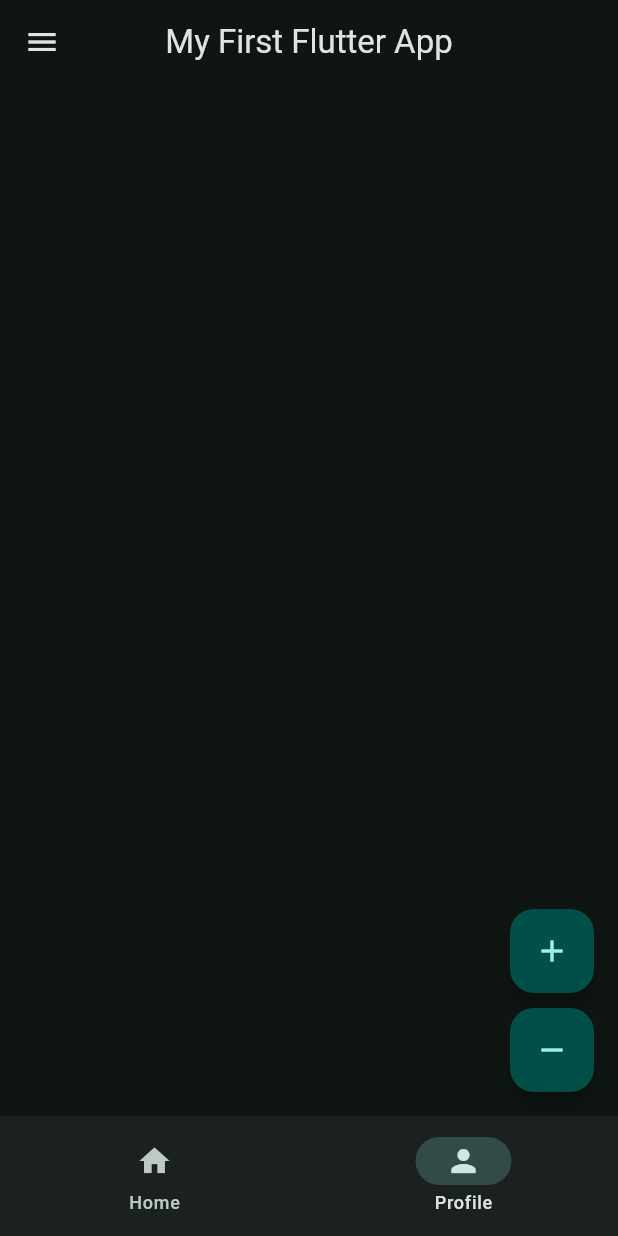
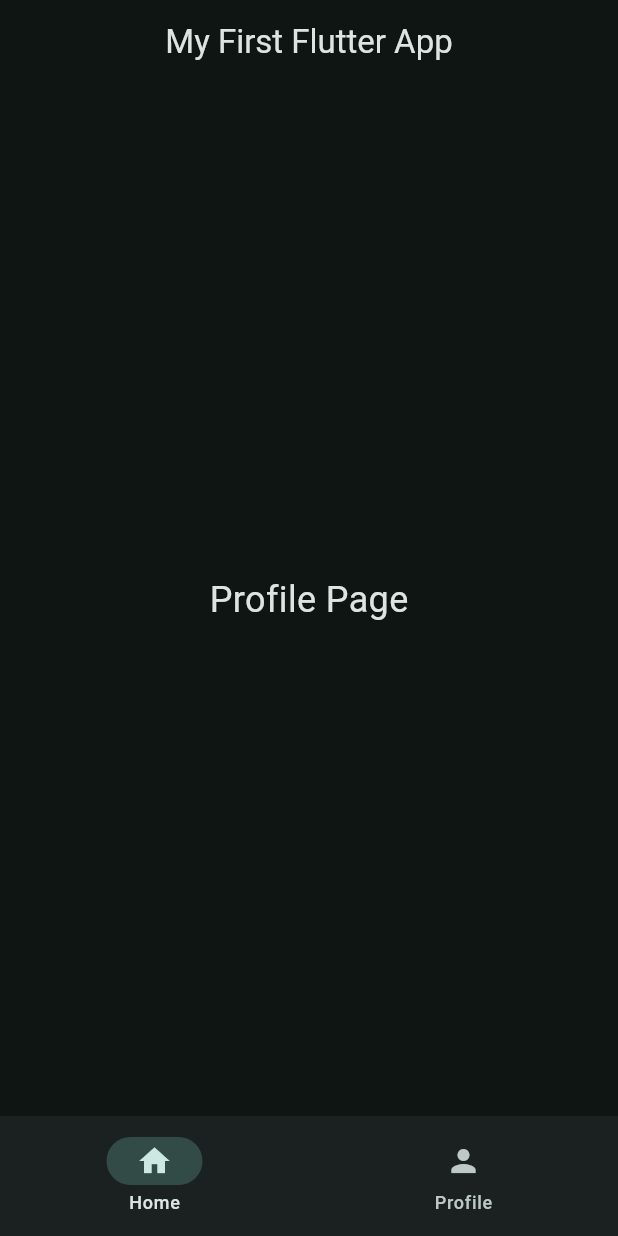
Before and after one commit to echo05w/chernovik, a Flutter app: the screen it shows after launch, on a phone screen of 412 x 824 dp. Run offline on Flutter 3.47's test engine with Material 3 defaults, Android fonts, the phone set to English and light mode, and no system bars.

Commit message:
Daily updt

```diff
--- a/lib/main.dart
+++ b/lib/main.dart
@@ -1,3 +1,4 @@
+import 'package:final_app/views/widget_tree.dart';
 import 'package:flutter/material.dart';
 
 void main() {
@@ -20,71 +21,20 @@ class MyApp extends StatelessWidget {
       brightness: Brightness.dark,
     ),
   ),
-  home: SafeArea(
-    child: Scaffold(
-      appBar: AppBar(
-        title: Text("My First Flutter App"),
-        centerTitle: true,
-      ),
-      drawer: Drawer(
-        child: ListView(
-          padding: EdgeInsets.zero,
-          children: [
-            DrawerHeader(
-              decoration: BoxDecoration(
-                color: Colors.teal,
-              ),
-              child: Text(
-                "Navigation Menu",
-                style: TextStyle(
-                  color: Colors.white,
-                  fontSize: 24,
-                ),
-              ),
-            ),
-            ListTile(
-              leading: Icon(Icons.home),
-              title: Text("Home"),
-              onTap: () {},
-            ),
-            ListTile(
-              leading: Icon(Icons.person),
-              title: Text("Profile"),
-              onTap: () {},
-            ),
-          ],
-        ),
-      ),
-      floatingActionButton: Column(
-        mainAxisSize: MainAxisSize.min,
-        children: [
-          FloatingActionButton(
-            onPressed: () {},
-            child: Icon(Icons.add),
-          ),
-          SizedBox(height: 10),
-          FloatingActionButton(
-            onPressed: () {},
-            child: Icon(Icons.remove),
-          ),
-        ],
-      ),
-      bottomNavigationBar: NavigationBar(
-        destinations: [
-          NavigationDestination(
-            icon: Icon(Icons.home),
-            label: "Home",
-          ),
-          NavigationDestination(
-            icon: Icon(Icons.person),
-            label: "Profile",
-          ),
-        ],
-        onDestinationSelected: (int value) {},
-        selectedIndex: 1,
-      ),
-    ),
-  ),
+  home: MyHomePage(),
 );
   }
 }
+class MyHomePage extends StatefulWidget {
+  const MyHomePage({super.key});
+
+  @override
+  State<MyHomePage> createState() => _MyHomePageState();
+}
+
+class _MyHomePageState extends State<MyHomePage> {
+  @override
+  Widget build(BuildContext context) {
+    return WidgetTree() ;
+  }
+}
--- /dev/null
+++ b/lib/views/home_page.dart
@@ -0,0 +1,15 @@
+import 'package:flutter/material.dart';
+
+class HomePage extends StatelessWidget {
+  const HomePage({super.key});
+
+  @override
+  Widget build(BuildContext context) {
+    return Center(
+      child: Text(
+        "Home Page",
+        style: TextStyle(fontSize: 24),
+      ),
+    );
+  }
+}
--- /dev/null
+++ b/lib/views/profille_page.dart
@@ -0,0 +1,15 @@
+import 'package:flutter/material.dart';
+
+class ProfillePage extends StatelessWidget {
+  const ProfillePage({super.key});
+
+  @override
+  Widget build(BuildContext context) {
+    return Center(
+      child: Text(
+        "Profile Page",
+        style: TextStyle(fontSize: 24),
+      ),
+    );
+  }
+}
--- /dev/null
+++ b/lib/views/widget_tree.dart
@@ -0,0 +1,26 @@
+import 'package:final_app/views/home_page.dart';
+import 'package:final_app/views/profille_page.dart';
+import 'package:final_app/widgets/navbar_widget.dart';
+import 'package:flutter/material.dart';
+
+List<Widget> pages = [
+  HomePage(),
+  ProfillePage(),
+];
+class WidgetTree extends StatelessWidget {
+  const WidgetTree({super.key});
+
+  @override
+  Widget build(BuildContext context) {
+    return SafeArea(
+    child: Scaffold(
+      appBar: AppBar(
+        title: Text("My First Flutter App"),
+        centerTitle: true,
+      ),
+      body: pages.elementAt(1),
+      bottomNavigationBar: NavbarWidget(),
+    ),
+  );
+  }
+}
--- /dev/null
+++ b/lib/widgets/navbar_widget.dart
@@ -0,0 +1,33 @@
+import 'package:flutter/material.dart';
+
+class NavbarWidget extends StatefulWidget {
+  const NavbarWidget({super.key});
+
+  @override
+  State<NavbarWidget> createState() => _NavbarWidgetState();
+}
+
+class _NavbarWidgetState extends State<NavbarWidget> {
+  int currentIndex = 0;
+  @override
+  Widget build(BuildContext context) {
+    return   NavigationBar(
+        destinations: [
+          NavigationDestination(
+            icon: Icon(Icons.home),
+            label: "Home",
+          ),
+          NavigationDestination(
+            icon: Icon(Icons.person),
+            label: "Profile",
+          ),
+        ],
+        onDestinationSelected: (int value) {
+          setState(() {
+            currentIndex = value;
+          });
+        },
+        selectedIndex: currentIndex,
+      );
+  }
+}
```
